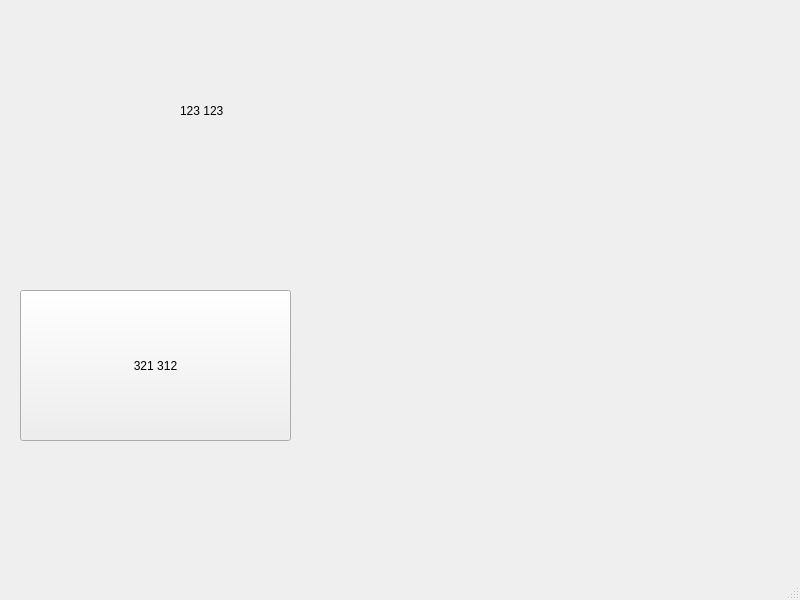
This is qt-designer/profil-gui.ui in marcos-188/deadlock-stats as Qt 5 draws it before an edit. The edited form follows.
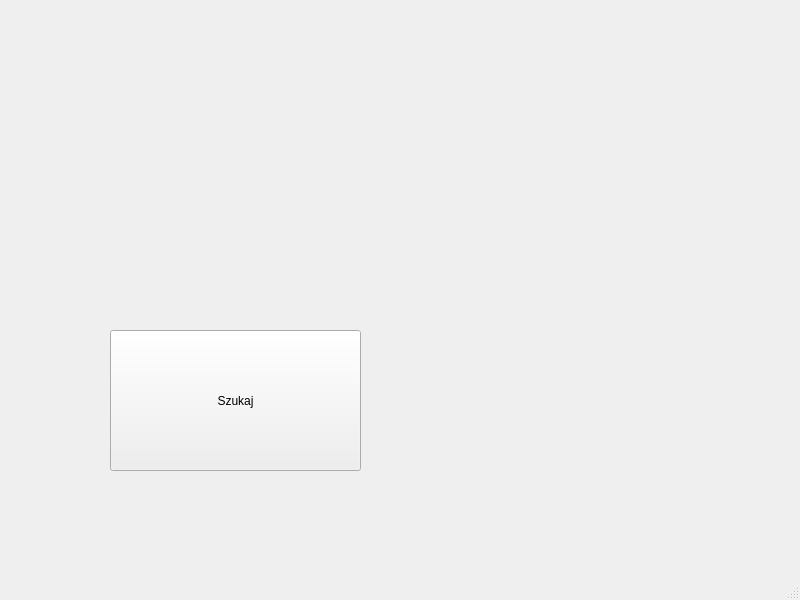
This is the edited form.

Diff of the .ui file:
```diff
--- a/qt-designer/profil-gui.ui
+++ b/qt-designer/profil-gui.ui
@@ -17,27 +17,32 @@
    <widget class="QLabel" name="label">
     <property name="geometry">
      <rect>
-      <x>180</x>
-      <y>70</y>
+      <x>90</x>
+      <y>80</y>
       <width>191</width>
       <height>81</height>
      </rect>
     </property>
+    <property name="font">
+     <font>
+      <pointsize>24</pointsize>
+     </font>
+    </property>
     <property name="text">
-     <string>123 123</string>
+     <string/>
     </property>
    </widget>
    <widget class="QPushButton" name="pushButton">
     <property name="geometry">
      <rect>
-      <x>20</x>
-      <y>290</y>
-      <width>271</width>
-      <height>151</height>
+      <x>110</x>
+      <y>330</y>
+      <width>251</width>
+      <height>141</height>
      </rect>
     </property>
     <property name="text">
-     <string>321 312</string>
+     <string>Szukaj</string>
     </property>
    </widget>
   </widget>
```
Left out of the diff: 2 changed lines with no effect on the pictures.
